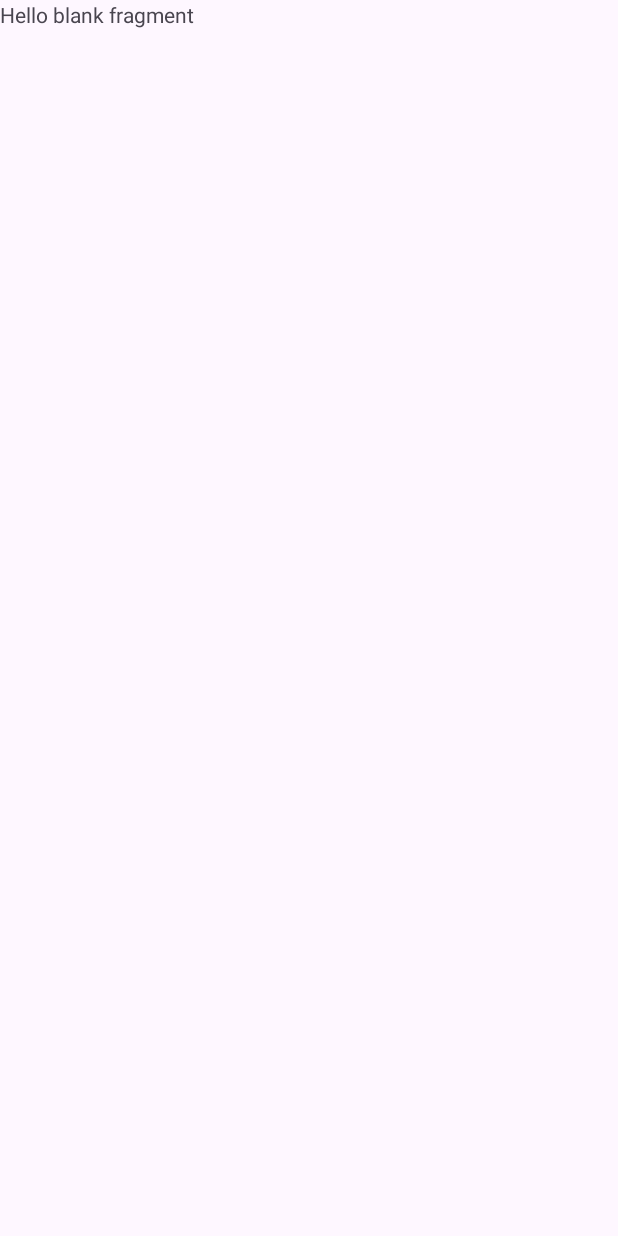
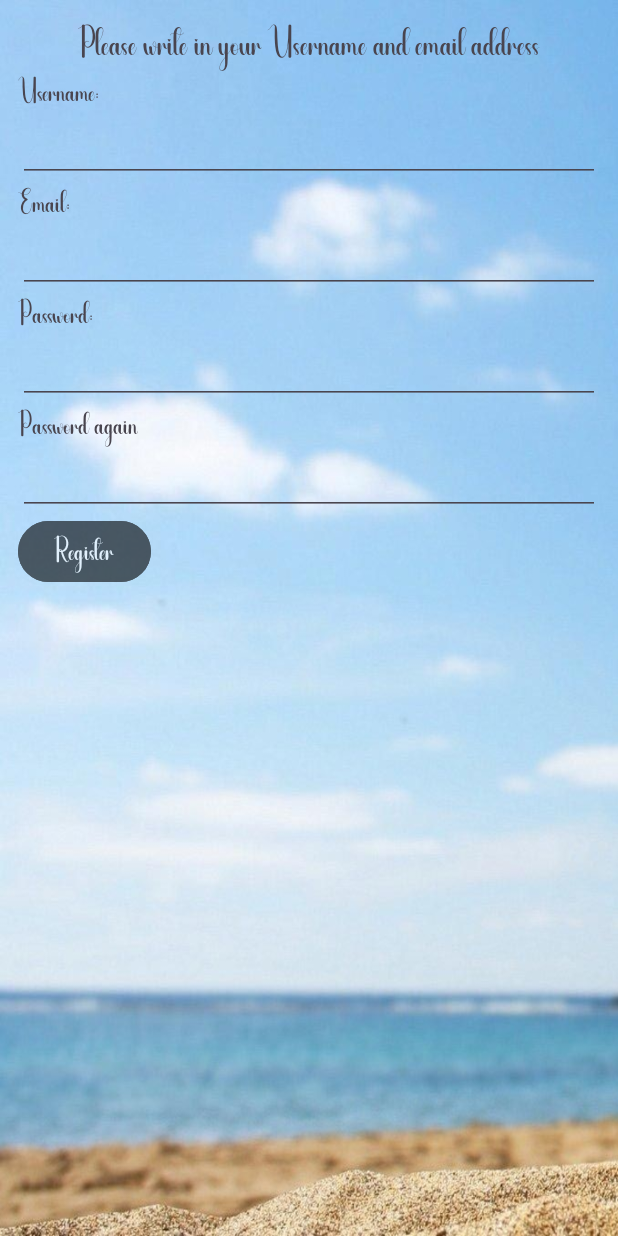
Before and after one commit to Harryhun/Tournet_BME, an Android app: the Registration screen opened through its navigation route, on a phone screen of 412 x 824 dp. Before the commit the screen is almost empty. Run offline under Robolectric (Android 15) with nearby library versions, the phone set to English and light mode, and no system bars.

Commit message:
register and forgot password fragment done

```diff
--- a/Android_part/app/src/main/java/hu/bme/aut/android/app_frontend/Registration.kt
+++ b/Android_part/app/src/main/java/hu/bme/aut/android/app_frontend/Registration.kt
@@ -5,6 +5,8 @@ import androidx.fragment.app.Fragment
 import android.view.LayoutInflater
 import android.view.View
 import android.view.ViewGroup
+import androidx.navigation.fragment.findNavController
+import hu.bme.aut.android.app_frontend.databinding.FragmentRegistrationBinding
 
 
 class Registration : Fragment() {
@@ -12,17 +14,49 @@ class Registration : Fragment() {
 
     override fun onCreate(savedInstanceState: Bundle?) {
         super.onCreate(savedInstanceState)
-        arguments?.let {
 
-        }
+        binding = FragmentRegistrationBinding.inflate(layoutInflater)
     }
 
+    private lateinit var binding: FragmentRegistrationBinding
     override fun onCreateView(
         inflater: LayoutInflater, container: ViewGroup?,
         savedInstanceState: Bundle?
     ): View? {
         // Inflate the layout for this fragment
-        return inflater.inflate(R.layout.fragment_registration, container, false)
+    binding=FragmentRegistrationBinding.inflate(inflater, container, false)
+        return binding.root
+    }
+
+    override fun onViewCreated(view: View, savedInstanceState: Bundle?)
+    {
+        super.onViewCreated(view, savedInstanceState)
+
+        binding.btnRegister.setOnClickListener {
+            if(binding.etUserNameToRegister.text.toString().isEmpty()) {
+                binding.etUserNameToRegister.requestFocus()
+                binding.etUserNameToRegister.error = "Please enter your username"
+            }
+            else if(binding.etEmailAddressToRegister.text.toString().isEmpty()) {
+                binding.etEmailAddressToRegister.requestFocus()
+                binding.etEmailAddressToRegister.error = "Please enter your email address"
+            }
+            else if(binding.etPasswordToRegister.text.toString().isEmpty()) {
+                binding.etPasswordToRegister.requestFocus()
+                binding.etPasswordToRegister.error = "Please enter your password"
+            }
+            else if(binding.etPasswordToRegisterAgain.text.toString().isEmpty()) {
+                binding.etPasswordToRegisterAgain.requestFocus()
+                binding.etPasswordToRegisterAgain.error = "Please enter your password again"
+            }
+            else if(binding.etPasswordToRegister.text.toString() != binding.etPasswordToRegisterAgain.text.toString()) {
+                binding.etPasswordToRegisterAgain.requestFocus()
+                binding.etPasswordToRegisterAgain.error = "Passwords are not the same"
+            }
+            else {
+                findNavController().navigate(R.id.action_registration_to_loginFragment)
+            }
+        }
     }
 
 }
--- a/Android_part/app/src/main/res/layout/fragment_forgot_password.xml
+++ b/Android_part/app/src/main/res/layout/fragment_forgot_password.xml
@@ -5,7 +5,7 @@
     android:layout_width="match_parent"
     android:layout_height="match_parent"
     android:orientation="vertical"
-    android:weightSum="17"
+    android:weightSum="10"
     android:background="@drawable/login_background"
     tools:context=".ForgotPassword">
 
@@ -63,9 +63,9 @@
 
             <Button
                 android:id="@+id/btnSendPasswordToEmail"
-                android:layout_width="wrap_content"
+                android:layout_width="match_parent"
                 android:layout_height="wrap_content"
-                android:layout_weight="1"
+                android:fontFamily="@font/font_login"
                 android:layout_gravity="center"
                 android:backgroundTint="@color/black"
                 android:alpha="0.6"
--- a/Android_part/app/src/main/res/layout/fragment_login.xml
+++ b/Android_part/app/src/main/res/layout/fragment_login.xml
@@ -87,6 +87,7 @@
                 android:layout_height="wrap_content"
                 android:layout_weight="0.6"
                 android:layout_gravity="center"
+                android:fontFamily="@font/font_login"
                 android:backgroundTint="@color/black"
                 android:alpha="0.6"
                 android:text="@string/login" />
@@ -96,6 +97,7 @@
                 android:layout_height="wrap_content"
                 android:layout_weight="0.6"
                 android:layout_gravity="center"
+                android:fontFamily="@font/font_login"
                 android:backgroundTint="@color/black"
                 android:alpha="0.6"
                 android:text="@string/sing_up" />
@@ -104,6 +106,7 @@
                 android:layout_width="50dp"
                 android:layout_height="wrap_content"
                 android:layout_gravity="center"
+                android:fontFamily="@font/font_login"
                 android:layout_weight="0.8"
                 android:backgroundTint="@color/black"
                 android:alpha="0.6"
--- a/Android_part/app/src/main/res/layout/fragment_registration.xml
+++ b/Android_part/app/src/main/res/layout/fragment_registration.xml
@@ -1,14 +1,97 @@
 <?xml version="1.0" encoding="utf-8"?>
-<FrameLayout xmlns:android="http://schemas.android.com/apk/res/android"
+<LinearLayout xmlns:android="http://schemas.android.com/apk/res/android"
     xmlns:tools="http://schemas.android.com/tools"
     android:layout_width="match_parent"
     android:layout_height="match_parent"
+    android:weightSum="10"
+    android:background="@drawable/login_background"
     tools:context=".Registration">
 
-    <!-- TODO: Update blank fragment layout -->
-    <TextView
+    <LinearLayout
         android:layout_width="match_parent"
         android:layout_height="match_parent"
-        android:text="@string/hello_blank_fragment" />
+        android:orientation="vertical"
+        android:layout_margin="12dp"
+        android:layout_marginVertical="0dp"
+        android:layout_weight="7.5">
+        <TextView
+            android:layout_width="wrap_content"
+            android:layout_height="wrap_content"
+            android:layout_gravity="center"
+            android:fontFamily="@font/font_login"
+            android:textSize="20sp"
+            android:text="@string/please_write_in_your_username_and_email_address" />
 
-</FrameLayout>
+        <TextView
+            android:layout_width="wrap_content"
+            android:layout_height="wrap_content"
+            android:fontFamily="@font/font_login"
+            android:textSize="16sp"
+            android:text="@string/username" />
+
+        <EditText
+            android:id="@+id/etUserNameToRegister"
+            android:layout_width="match_parent"
+            android:layout_height="wrap_content"
+            android:inputType="text"
+            android:maxLength="20"
+            android:lines="1"/>
+
+        <TextView
+            android:layout_width="wrap_content"
+            android:layout_height="wrap_content"
+            android:fontFamily="@font/font_login"
+            android:textSize="16sp"
+            android:text="@string/email" />
+
+        <EditText
+            android:id="@+id/etEmailAddressToRegister"
+            android:layout_width="match_parent"
+            android:layout_height="wrap_content"
+            android:inputType="textEmailAddress"
+            android:maxLength="20"
+            android:lines="1"/>
+
+        <TextView
+            android:layout_width="wrap_content"
+            android:layout_height="wrap_content"
+            android:fontFamily="@font/font_login"
+            android:textSize="16sp"
+            android:text="@string/password" />
+
+        <EditText
+            android:id="@+id/etPasswordToRegister"
+            android:layout_width="match_parent"
+            android:layout_height="wrap_content"
+            android:inputType="textPassword"
+            android:maxLength="20"
+            android:lines="1"/>
+
+        <TextView
+            android:layout_width="wrap_content"
+            android:layout_height="wrap_content"
+            android:fontFamily="@font/font_login"
+            android:textSize="16sp"
+            android:text="@string/password_again" />
+
+        <EditText
+            android:id="@+id/etPasswordToRegisterAgain"
+            android:layout_width="match_parent"
+            android:layout_height="wrap_content"
+            android:inputType="textPassword"
+            android:maxLength="20"
+            android:lines="1"/>
+
+        <Button
+            android:id="@+id/btnRegister"
+            android:layout_width="wrap_content"
+            android:layout_height="wrap_content"
+            android:fontFamily="@font/font_login"
+            android:textSize="16sp"
+            android:backgroundTint="@color/black"
+            android:alpha="0.6"
+            android:text="@string/register" />
+
+    </LinearLayout>
+
+</LinearLayout>
--- a/Android_part/app/src/main/res/navigation/nav_graph.xml
+++ b/Android_part/app/src/main/res/navigation/nav_graph.xml
@@ -29,11 +29,19 @@
         android:id="@+id/password_send"
         android:name="hu.bme.aut.android.app_frontend.ForgotPassword"
         android:label="fragment_password_send"
-        tools:layout="@layout/fragment_forgot_password" />
+        tools:layout="@layout/fragment_forgot_password" >
+        <action
+            android:id="@+id/action_password_send_to_loginFragment"
+            app:destination="@id/loginFragment" />
+    </fragment>
     <fragment
         android:id="@+id/registration"
         android:name="hu.bme.aut.android.app_frontend.Registration"
         android:label="fragment_registration"
-        tools:layout="@layout/fragment_registration" />
+        tools:layout="@layout/fragment_registration" >
+        <action
+            android:id="@+id/action_registration_to_loginFragment"
+            app:destination="@id/loginFragment" />
+    </fragment>
 
 </navigation>
--- a/Android_part/app/src/main/res/values/colors.xml
+++ b/Android_part/app/src/main/res/values/colors.xml
@@ -1,5 +1,6 @@
 <?xml version="1.0" encoding="utf-8"?>
 <resources>
     <color name="black">#FF000000</color>
+    <color name="blue">#FF0000FF</color>
     <color name="white">#FFFFFFFF</color>
 </resources>
--- a/Android_part/app/src/main/res/values/strings.xml
+++ b/Android_part/app/src/main/res/values/strings.xml
@@ -15,4 +15,6 @@
     <string name="sing_up">Sing Up</string>
     <string name="send_password_to_email_address">Send Password to email address</string>
     <string name="please_write_in_your_username_and_email_address">Please write in your Username and email address</string>
+    <string name="register">Register</string>
+    <string name="password_again">Password again</string>
 </resources>
```
Also changed, not shown: Android_part/app/src/main/java/hu/bme/aut/android/app_frontend/ForgotPassword.kt (+34 -2 lines).
